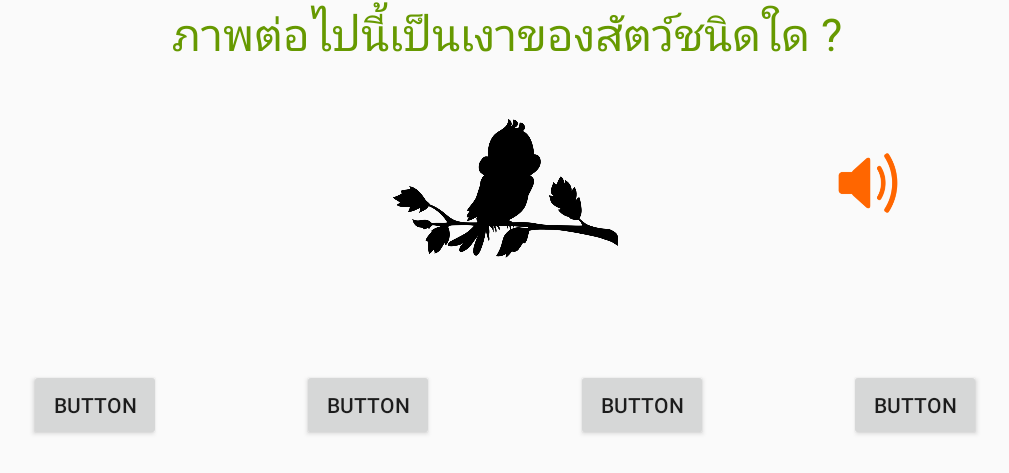
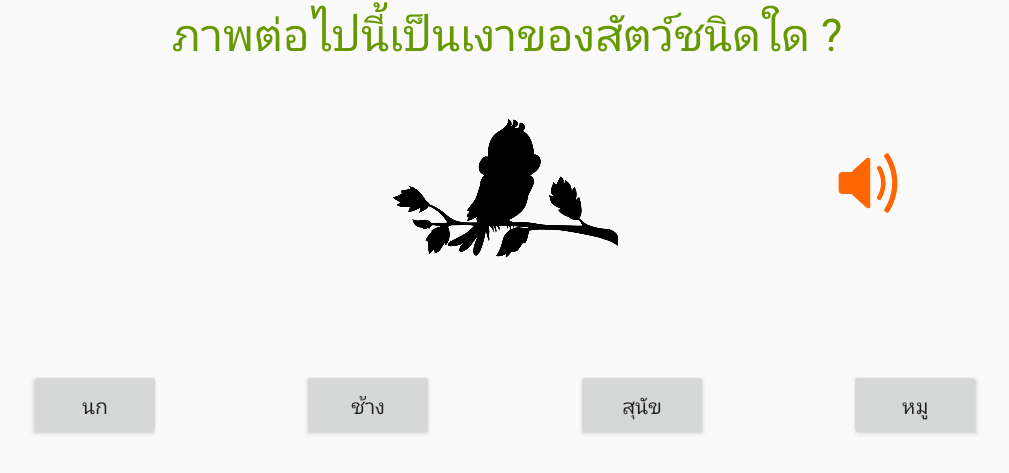
Before and after one commit to kengkungkeng/AnimalForFun, an Android app: the screen it shows after launch (Game), on a phone screen of 824 x 412 dp (held sideways). Shown: the top 473 px of the screen, without its empty margins (113-1122 px from the left). Run offline under Robolectric (Android 15) with nearby library versions, the phone set to English and light mode, and no system bars.

Commit message:
Show Question Image and Random choice

```diff
--- a/app/src/main/java/comsci/kengkung/animalforfun/Game.java
+++ b/app/src/main/java/comsci/kengkung/animalforfun/Game.java
@@ -1,13 +1,69 @@
 package comsci.kengkung.animalforfun;
 
+import android.media.MediaPlayer;
 import android.support.v7.app.AppCompatActivity;
 import android.os.Bundle;
+import android.widget.Button;
+import android.widget.ImageButton;
+import android.widget.ImageView;
+
+import java.util.ArrayList;
+import java.util.Collection;
+import java.util.Collections;
 
 public class Game extends AppCompatActivity {
+    //การประกาศตัวแปร
+    Button btn1, btn2, btn3, btn4;
+    ImageView questionImageView;
+    MediaPlayer mediaPlayer;
+    ImageButton volumnImageButton;
+    int questionCount = 1;
+    ArrayList<Integer> qID = new ArrayList<Integer>();
+    String answer;
 
     @Override
     protected void onCreate(Bundle savedInstanceState) {
         super.onCreate(savedInstanceState);
         setContentView(R.layout.activity_game);
+        //ผูกตัวแปร
+        btn1 = (Button) findViewById(R.id.btn1);
+        btn2 = (Button) findViewById(R.id.btn2);
+        btn3 = (Button) findViewById(R.id.btn3);
+        btn4 = (Button) findViewById(R.id.btn4);
+
+        questionImageView = (ImageView) findViewById(R.id.imv001);
+        volumnImageButton = (ImageButton) findViewById(R.id.imbvol1);
+
+        for (int i = 1; i <= questionCount; i++) {
+            qID.add(i);
+
+        }
+        Collections.shuffle(qID);
+        setQuestion(qID.remove(0));
+
+    }
+
+    private void setQuestion(Integer qID) {
+        if (qID == 1) {
+            answer = "นก";
+            questionImageView.setImageResource(R.drawable.bird_02);
+            mediaPlayer = MediaPlayer.create(this,R.raw.bird);
+
+            ArrayList<String> choice= new ArrayList<String>();
+            choice.add("นก");
+            choice.add("ช้าง");
+            choice.add("หมู");
+            choice.add("สุนัข");
+            Collections.shuffle(choice);
+            btn1.setText(choice.remove(0));
+            btn2.setText(choice.remove(0));
+            btn3.setText(choice.remove(0));
+            btn4.setText(choice.remove(0));
+            //จบ setQuestion   แสดงผลทีหนา
+        }
+
+    }
+    public void playsound(){
+        mediaPlayer.start();
     }
 }
--- a/app/src/main/res/layout/activity_game.xml
+++ b/app/src/main/res/layout/activity_game.xml
@@ -38,18 +38,19 @@
         android:id="@+id/imbvol1"
         android:layout_width="40dp"
         android:layout_height="40dp"
+        android:layout_marginEnd="150dp"
+        android:layout_marginLeft="8dp"
         android:layout_marginRight="150dp"
+        android:layout_marginStart="8dp"
+        android:layout_marginTop="59dp"
         android:background="@null"
+        android:onClick="playsound"
         android:scaleType="fitCenter"
+        app:layout_constraintHorizontal_bias="1.0"
+        app:layout_constraintLeft_toRightOf="@+id/imv001"
         app:layout_constraintRight_toRightOf="parent"
-        app:srcCompat="@drawable/volume"
-        app:layout_constraintLeft_toRightOf="@+id/imv001"
-        android:layout_marginLeft="8dp"
-        app:layout_constraintHorizontal_bias="1.0"
-        android:layout_marginTop="59dp"
         app:layout_constraintTop_toBottomOf="@+id/txthead"
-        android:layout_marginStart="8dp"
-        android:layout_marginEnd="150dp" />
+        app:srcCompat="@drawable/volume" />
 
     <Button
         android:id="@+id/btn1"
```
